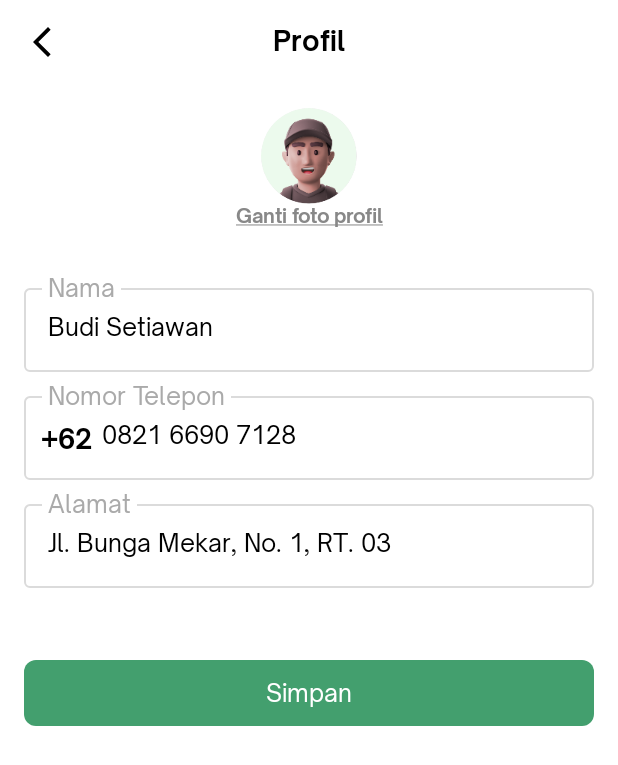
After one commit to fahmirumagutawan/Jetpack-BankSampahRW5, an Android app built with Jetpack Compose: the EditProfileScreen screen opened through its navigation route, on a phone screen of 412 x 824 dp. The commit adds this screen. Shown: the top 765 px of the screen. Run offline under Robolectric (Android 15) with nearby library versions, the phone set to English and light mode, and no system bars; our stand-ins replace Dagger/Hilt's generated code, Firebase (no records; nobody signed in at launch, a user with empty details on screens opened directly); pictures from the network do not load.

Commit message:
add: EditProfileScreen

```diff
--- a/app/src/main/java/com/filkom/banksampahdelima/DelimaContent.kt
+++ b/app/src/main/java/com/filkom/banksampahdelima/DelimaContent.kt
@@ -26,8 +26,13 @@ import com.filkom.banksampahdelima.screen.DashboardScreen
 import com.filkom.banksampahdelima.screen.ForgetPasswordScreen
 import com.filkom.banksampahdelima.screen.OnboardScreen
 import com.filkom.banksampahdelima.screen.SplashScreen
+import com.filkom.banksampahdelima.screen.article.ArticleDetailScreen
+import com.filkom.banksampahdelima.screen.article.ArticleScreen
 import com.filkom.banksampahdelima.screen.auth.LoginScreen
 import com.filkom.banksampahdelima.screen.auth.SignupScreen
+import com.filkom.banksampahdelima.screen.leaderboard.LeaderboardScreen
+import com.filkom.banksampahdelima.screen.profile.ProfileScreen
+import com.filkom.banksampahdelima.screen.profile.edit_profile.EditProfileScreen
 import com.filkom.banksampahdelima.ui.theme.AppColor
 import com.filkom.banksampahdelima.viewmodel.MainViewModel
 import com.google.firebase.auth.FirebaseAuth
@@ -287,7 +292,23 @@ fun DelimaNavHost(navController: NavHostController, mainViewModel: MainViewModel
         }
 
         composable(route = AppNavRoute.ProfileScreen.name) {
+            ProfileScreen()
+        }
 
+        composable(route = AppNavRoute.LeaderboardScreen.name) {
+            LeaderboardScreen()
+        }
+
+        composable(route = AppNavRoute.ArticleScreen.name) {
+            ArticleScreen()
+        }
+
+        composable(route = AppNavRoute.ArticleDetailScreen.name) {
+            ArticleDetailScreen()
+        }
+
+        composable(route = AppNavRoute.EditProfileScreen.name) {
+            EditProfileScreen()
         }
     }
 }
--- a/app/src/main/java/com/filkom/banksampahdelima/navigation/AppNavRoute.kt
+++ b/app/src/main/java/com/filkom/banksampahdelima/navigation/AppNavRoute.kt
@@ -10,5 +10,8 @@ enum class AppNavRoute {
     OrderScreen,
     NotificationScreen,
     ProfileScreen,
-    LeaderboardScreen
+    LeaderboardScreen,
+    ArticleScreen,
+    ArticleDetailScreen,
+    EditProfileScreen
 }
--- a/app/src/main/java/com/filkom/banksampahdelima/screen/auth/SignupScreen.kt
+++ b/app/src/main/java/com/filkom/banksampahdelima/screen/auth/SignupScreen.kt
@@ -27,6 +27,7 @@ import androidx.compose.ui.text.input.KeyboardType
 import androidx.compose.ui.text.input.PasswordVisualTransformation
 import androidx.compose.ui.text.style.TextDecoration
 import androidx.compose.ui.text.withStyle
+import androidx.compose.ui.tooling.preview.Preview
 import androidx.compose.ui.unit.dp
 import androidx.compose.ui.unit.sp
 import androidx.hilt.navigation.compose.hiltViewModel
--- /dev/null
+++ b/app/src/main/java/com/filkom/banksampahdelima/screen/profile/edit_profile/EditProfileScreen.kt
@@ -0,0 +1,165 @@
+package com.filkom.banksampahdelima.screen.profile.edit_profile
+
+import androidx.compose.foundation.clickable
+import androidx.compose.foundation.layout.*
+import androidx.compose.foundation.rememberScrollState
+import androidx.compose.foundation.shape.CircleShape
+import androidx.compose.foundation.text.KeyboardOptions
+import androidx.compose.foundation.verticalScroll
+import androidx.compose.material.Icon
+import androidx.compose.material.Text
+import androidx.compose.material.icons.Icons
+import androidx.compose.material.icons.filled.ArrowBackIosNew
+import androidx.compose.runtime.Composable
+import androidx.compose.ui.Alignment
+import androidx.compose.ui.Modifier
+import androidx.compose.ui.draw.clip
+import androidx.compose.ui.graphics.Color
+import androidx.compose.ui.res.stringResource
+import androidx.compose.ui.text.font.FontWeight
+import androidx.compose.ui.text.input.KeyboardType
+import androidx.compose.ui.text.style.TextDecoration
+import androidx.compose.ui.unit.dp
+import androidx.compose.ui.unit.sp
+import androidx.hilt.navigation.compose.hiltViewModel
+import coil.compose.AsyncImage
+import com.filkom.banksampahdelima.R
+import com.filkom.banksampahdelima.component.AppButton
+import com.filkom.banksampahdelima.component.AppText
+import com.filkom.banksampahdelima.component.AppTextInputNormal
+import com.filkom.banksampahdelima.component.TextType
+import com.filkom.banksampahdelima.ui.theme.AppColor
+import com.filkom.banksampahdelima.ui.theme.AppType
+
+@Composable
+fun EditProfileScreen() {
+    /* TODO : Change TextFieldValue to user's info and implemented save button*/
+
+    val viewModel = hiltViewModel<EditProfileViewModel>()
+
+    Column(modifier = Modifier
+        .fillMaxSize()
+        .padding(horizontal = 16.dp)
+        .verticalScroll(rememberScrollState())
+    ) {
+        // Top Bar
+        Box(modifier = Modifier.fillMaxWidth()) {
+            Icon(
+                imageVector = Icons.Default.ArrowBackIosNew,
+                contentDescription = "Back",
+                modifier = Modifier
+                    .padding(top = 16.dp)
+                    .align(Alignment.TopStart)
+                    .clickable {
+
+                    }
+            )
+
+            AppText(
+                text = stringResource(R.string.profil),
+                textType = TextType.H3,
+                modifier = Modifier
+                    .align(Alignment.TopCenter)
+                    .padding(top = 16.dp)
+            )
+        }
+
+        // Profile picture
+        Spacer(modifier = Modifier.height(32.dp))
+        Box(modifier = Modifier.fillMaxWidth()) {
+            // Profile picture
+            AsyncImage(
+                model = R.drawable.img_default_profile_picture,
+                contentDescription = "Profile Picture",
+                modifier = Modifier
+                    .size(64.dp)
+                    .clip(CircleShape)
+                    .align(Alignment.Center)
+            )
+        }
+
+        // Change profile picture
+        Box(modifier = Modifier.fillMaxWidth()) {
+            Text(
+                text = "Ganti foto profil",
+                textDecoration = TextDecoration.Underline,
+                color = Color.Gray,
+                fontFamily = AppType.h3().fontFamily,
+                fontSize = 13.sp,
+                fontWeight = FontWeight.ExtraBold,
+                modifier = Modifier.align(Alignment.Center)
+            )
+        }
+
+        // Name
+        Spacer(modifier = Modifier.height(32.dp))
+        AppTextInputNormal(
+            modifier = Modifier.fillMaxWidth(),
+            placeHolder = "Nama",
+            value = viewModel.nameState.value,
+            onValueChange = {
+                viewModel.nameFirstState.value = false
+                viewModel.nameState.value = it
+            },
+            isError = !viewModel.isNameValid.value,
+            showWarningMessage = !viewModel.isNameValid.value,
+            warningMessage = "Nama tidak boleh kosong!"
+        )
+
+        // Phone Number
+        Spacer(modifier = Modifier.height(8.dp))
+        AppTextInputNormal(
+            modifier = Modifier.fillMaxWidth(),
+            placeHolder = "Nomor Telepon",
+            value = viewModel.phoneNumberState.value,
+            keyboardOptions = KeyboardOptions(keyboardType = KeyboardType.Decimal),
+            onValueChange = {
+                viewModel.phoneNumberFirstState.value = false
+                viewModel.phoneNumberState.value = it
+            },
+            isError = !viewModel.isPhoneNumberValid.value,
+            showWarningMessage = !viewModel.isPhoneNumberValid.value,
+            warningMessage = "Format nomor telepon salah!",
+            leadingIcon = {
+                AppText(
+                    modifier = Modifier.padding(start = 8.dp),
+                    text = "+62",
+                    textType = TextType.H3,
+                    color = AppColor.Black
+                )
+            }
+        )
+
+        // Alamat
+        Spacer(modifier = Modifier.height(8.dp))
+        AppTextInputNormal(
+            modifier = Modifier.fillMaxWidth(),
+            placeHolder = "Alamat",
+            value = viewModel.addressState.value,
+            onValueChange = {
+                viewModel.addressFirstState.value = false
+                viewModel.addressState.value = it
+            },
+            isError = !viewModel.isAddressValid.value,
+            showWarningMessage = !viewModel.isAddressValid.value,
+            warningMessage = "Alamat tidak boleh kosong!"
+        )
+
+
+        // Button
+        Spacer(modifier = Modifier.height(48.dp))
+        AppButton(
+            modifier = Modifier.fillMaxWidth(),
+            onClick = {
+                if (viewModel.isValidToSignUp.value) {
+                    /* TODO : Implemented Save Button */
+                } else {
+                    viewModel.nameFirstState.value = false
+                    viewModel.phoneNumberFirstState.value = false
+                    viewModel.addressFirstState.value = false
+                }
+            },
+            text = "Simpan"
+        )
+    }
+}
--- /dev/null
+++ b/app/src/main/java/com/filkom/banksampahdelima/screen/profile/edit_profile/EditProfileViewModel.kt
@@ -0,0 +1,35 @@
+package com.filkom.banksampahdelima.screen.profile.edit_profile
+
+import androidx.compose.runtime.derivedStateOf
+import androidx.compose.runtime.mutableStateOf
+import androidx.lifecycle.ViewModel
+import com.filkom.core.data.repository.Repository
+import javax.inject.Inject
+
+class EditProfileViewModel @Inject constructor(
+    private val repository: Repository,
+) : ViewModel() {
+
+    var nameState = mutableStateOf("Budi Setiawan")
+    var nameFirstState = mutableStateOf(true)
+    var isNameValid = derivedStateOf {
+        nameState.value.isNotEmpty() || nameFirstState.value
+    }
+
+    var phoneNumberState = mutableStateOf("0821 6690 7128")
+    var phoneNumberFirstState = mutableStateOf(true)
+    val isPhoneNumberValid = derivedStateOf {
+        (phoneNumberState.value.length >= 8 && phoneNumberState.value.isNotEmpty())
+                || phoneNumberFirstState.value
+    }
+
+    var addressState = mutableStateOf("Jl. Bunga Mekar, No. 1, RT. 03")
+    var addressFirstState = mutableStateOf(true)
+    var isAddressValid = derivedStateOf {
+        addressState.value.isNotEmpty() || addressFirstState.value
+    }
+
+    val isValidToSignUp = derivedStateOf {
+        isNameValid.value && isPhoneNumberValid.value && isAddressValid.value
+    }
+}
--- a/app/src/main/res/values/strings.xml
+++ b/app/src/main/res/values/strings.xml
@@ -1,3 +1,4 @@
 <resources>
     <string name="app_name">Bank Sampah RW 5</string>
+    <string name="profil">Profil</string>
 </resources>
```
